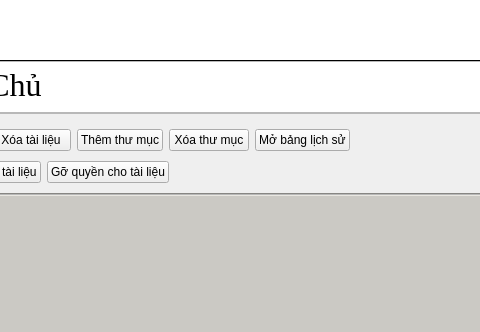
First picture: the form in ui/admin_dashboard.ui, repository DTNS2905/App_quan_ly_python_qt_, before the edit; both pictures show x 384 to 864 and y 0 to 332 of the 967 by 543 pixel window.
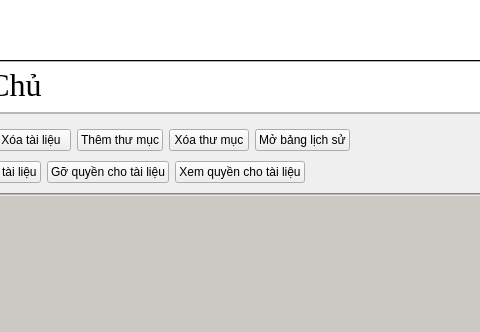
Second picture: the form after the edit. Icons and pictures are not drawn.

Commit message: show view for item_permission_dialog

What changed in the file:
```diff
--- a/ui/admin_dashboard.ui
+++ b/ui/admin_dashboard.ui
@@ -1337,6 +1337,17 @@
                           </property>
                          </widget>
                         </item>
+                        <item row="0" column="2">
+                         <widget class="QPushButton" name="item_permission_button">
+                          <property name="text">
+                           <string>Xem quyền cho tài liệu</string>
+                          </property>
+                          <property name="icon">
+                           <iconset resource="../resources.qrc">
+                            <normaloff>:/icons_white/icons/icons_white/file.svg</normaloff>:/icons_white/icons/icons_white/file.svg</iconset>
+                          </property>
+                         </widget>
+                        </item>
                        </layout>
                       </widget>
                      </item>
```
Left out of the diff: 48 changed lines with no effect on the pictures. The commit also changes 5 other files.
